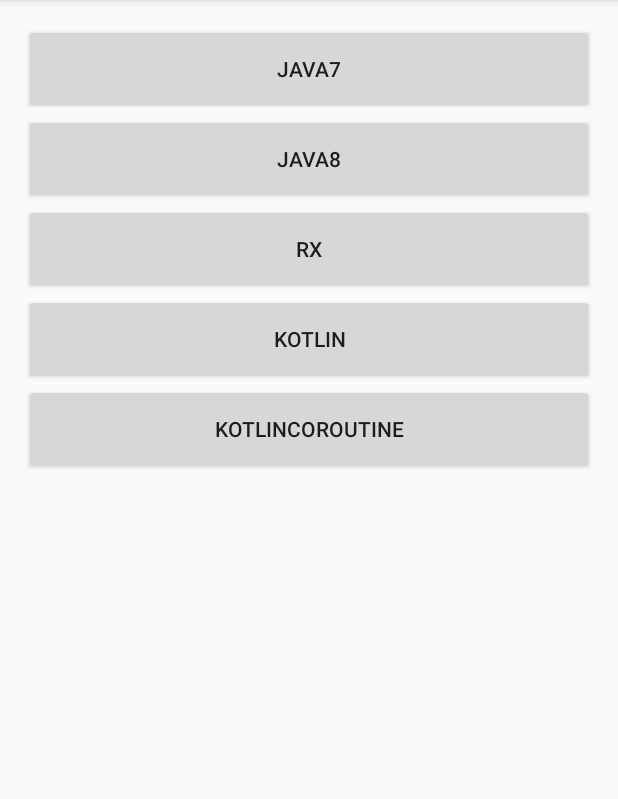
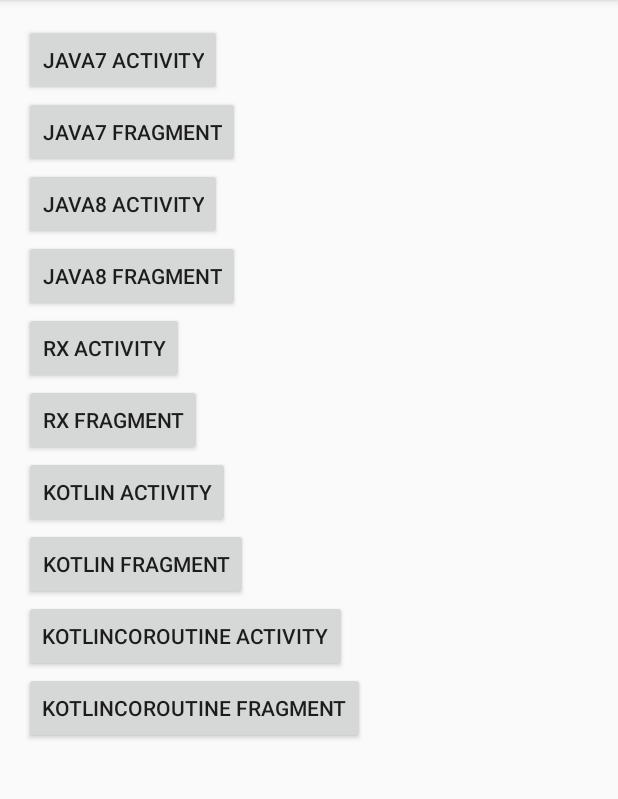
Before and after one commit to florent37/InlineActivityResult, an Android app: the screen it shows after launch (MainActivity), on a phone screen of 412 x 824 dp, the part 84-883 px from its top. Run offline under Robolectric (Android 15) with nearby library versions, the phone set to English and light mode, and no system bars.

Commit message:
update activity_main.xml to test fragments

```diff
--- a/sample/src/main/java/com/github/florent37/inlineactivityresult/sample/MainActivity.kt
+++ b/sample/src/main/java/com/github/florent37/inlineactivityresult/sample/MainActivity.kt
@@ -2,7 +2,10 @@ package com.github.florent37.inlineactivityresult.sample
 
 import android.content.Intent
 import android.os.Bundle
+import android.view.View
 import androidx.appcompat.app.AppCompatActivity
+import androidx.fragment.app.Fragment
+import com.github.florent37.inlineactivityresult.sample.fragment.*
 import com.github.florent37.runtimepermission.RuntimePermission
 import kotlinx.android.synthetic.main.activity_main.*
 
@@ -13,32 +16,67 @@ import kotlinx.android.synthetic.main.activity_main.*
  */
 class MainActivity : AppCompatActivity() {
 
+    private val fragmentTag: String = "TESTFRAGMENT"
+
     override fun onCreate(savedInstanceState: Bundle?) {
         super.onCreate(savedInstanceState)
         setContentView(R.layout.activity_main)
 
-        rx.setOnClickListener {
+        if (supportFragmentManager.fragments.any { it.tag.equals(fragmentTag) && it.isAdded }) {
+            menu.visibility = View.GONE
+        }
+
+        rxActivity.setOnClickListener {
             open(MainActivityRx::class.java)
         }
 
-        java7.setOnClickListener {
+        rxFragment.setOnClickListener {
+            openFragment(MainFragmentRx())
+        }
+
+        java7Activity.setOnClickListener {
             open(MainActivityJava7::class.java)
         }
 
-        java8.setOnClickListener {
+        java7Fragment.setOnClickListener {
+            openFragment(MainFragmentJava7())
+        }
+
+        java8Activity.setOnClickListener {
             open(MainActivityJava8::class.java)
         }
 
-        kotlin.setOnClickListener {
+        java8Fragment.setOnClickListener {
+            openFragment(MainFragmentJava8())
+        }
+
+        kotlinActivity.setOnClickListener {
             open(MainActivityKotlin::class.java)
         }
 
-        kotlinCoroutine.setOnClickListener {
+        kotlinFragment.setOnClickListener {
+            openFragment(MainFragmentKotlin())
+        }
+
+        kotlinCoroutineActivity.setOnClickListener {
             open(MainActivityKotlinCoroutine::class.java)
         }
 
-        kotlinCoroutine.setOnClickListener {
-            open(MainActivityKotlinCoroutine::class.java)
+        kotlinCoroutineFragment.setOnClickListener {
+            openFragment(MainFragmentKotlinCoroutine())
+        }
+
+    }
+
+    override fun onBackPressed() {
+        val visibleFragments = supportFragmentManager.fragments.filter { it.tag.equals(fragmentTag) && it.isVisible }
+
+        if (visibleFragments.isEmpty()) {
+            super.onBackPressed()
+        } else {
+            visibleFragments.forEach { removeFragment(it) }
+
+            menu.visibility = View.VISIBLE
         }
     }
 
@@ -49,4 +87,31 @@ class MainActivity : AppCompatActivity() {
                 }
                 .ask()
     }
+
+    private fun openFragment(fragment: Fragment) {
+        RuntimePermission.askPermission(this)
+                .onAccepted {
+                    setFragment(fragment)
+                }
+                .ask()
+    }
+
+    private fun setFragment(fragment: Fragment) {
+        with(supportFragmentManager.beginTransaction()) {
+            replace(android.R.id.content, fragment, fragmentTag)
+
+            commit()
+        }
+
+        menu.visibility = View.GONE
+    }
+
+    private fun removeFragment(fragment: Fragment) {
+        with(supportFragmentManager.beginTransaction()) {
+            remove(fragment)
+
+            commit()
+        }
+    }
+
 }
--- a/sample/src/main/res/layout/activity_main.xml
+++ b/sample/src/main/res/layout/activity_main.xml
@@ -1,38 +1,112 @@
 <?xml version="1.0" encoding="utf-8"?>
-<LinearLayout xmlns:android="http://schemas.android.com/apk/res/android"
+<androidx.coordinatorlayout.widget.CoordinatorLayout
+    xmlns:android="http://schemas.android.com/apk/res/android"
     android:layout_width="match_parent"
     android:layout_height="match_parent"
     android:orientation="vertical"
     android:padding="16dp">
 
-    <Button
-        android:id="@+id/java7"
-        android:layout_width="match_parent"
-        android:layout_height="60dp"
-        android:text="Java7" />
+    <LinearLayout
+        android:id="@+id/menu"
+        android:layout_width="wrap_content"
+        android:layout_height="wrap_content"
+        android:orientation="vertical">
 
-    <Button
-        android:id="@+id/java8"
-        android:layout_width="match_parent"
-        android:layout_height="60dp"
-        android:text="Java8" />
+        <LinearLayout
+            android:layout_width="wrap_content"
+            android:layout_height="wrap_content"
+            android:orientation="vertical">
 
-    <Button
-        android:id="@+id/rx"
-        android:layout_width="match_parent"
-        android:layout_height="60dp"
-        android:text="Rx" />
+            <Button
+                android:id="@+id/java7Activity"
+                android:layout_width="wrap_content"
+                android:layout_height="wrap_content"
+                android:text="Java7 activity" />
 
-    <Button
-        android:id="@+id/kotlin"
-        android:layout_width="match_parent"
-        android:layout_height="60dp"
-        android:text="Kotlin" />
+            <Button
+                android:id="@+id/java7Fragment"
+                android:layout_width="wrap_content"
+                android:layout_height="wrap_content"
+                android:text="Java7 fragment" />
 
-    <Button
-        android:id="@+id/kotlinCoroutine"
-        android:layout_width="match_parent"
-        android:layout_height="60dp"
-        android:text="KotlinCoroutine" />
+        </LinearLayout>
 
-</LinearLayout>
+        <LinearLayout
+            android:layout_width="wrap_content"
+            android:layout_height="wrap_content"
+            android:orientation="vertical">
+
+            <Button
+                android:id="@+id/java8Activity"
+                android:layout_width="wrap_content"
+                android:layout_height="wrap_content"
+                android:text="Java8 activity" />
+
+            <Button
+                android:id="@+id/java8Fragment"
+                android:layout_width="wrap_content"
+                android:layout_height="wrap_content"
+                android:text="Java8 fragment" />
+
+        </LinearLayout>
+
+        <LinearLayout
+            android:layout_width="wrap_content"
+            android:layout_height="wrap_content"
+            android:orientation="vertical">
+
+            <Button
+                android:id="@+id/rxActivity"
+                android:layout_width="wrap_content"
+                android:layout_height="wrap_content"
+                android:text="Rx activity" />
+
+            <Button
+                android:id="@+id/rxFragment"
+                android:layout_width="wrap_content"
+                android:layout_height="wrap_content"
+                android:text="Rx fragment" />
+
+        </LinearLayout>
+
+        <LinearLayout
+            android:layout_width="wrap_content"
+            android:layout_height="wrap_content"
+            android:orientation="vertical">
+
+            <Button
+                android:id="@+id/kotlinActivity"
+                android:layout_width="wrap_content"
+                android:layout_height="wrap_content"
+                android:text="Kotlin activity" />
+
+            <Button
+                android:id="@+id/kotlinFragment"
+                android:layout_width="wrap_content"
+                android:layout_height="wrap_content"
+                android:text="Kotlin fragment" />
+
+        </LinearLayout>
+
+        <LinearLayout
+            android:layout_width="wrap_content"
+            android:layout_height="wrap_content"
+            android:orientation="vertical">
+
+            <Button
+                android:id="@+id/kotlinCoroutineActivity"
+                android:layout_width="wrap_content"
+                android:layout_height="wrap_content"
+                android:text="KotlinCoroutine activity" />
+
+            <Button
+                android:id="@+id/kotlinCoroutineFragment"
+                android:layout_width="wrap_content"
+                android:layout_height="wrap_content"
+                android:text="KotlinCoroutine fragment" />
+
+        </LinearLayout>
+
+    </LinearLayout>
+
+</androidx.coordinatorlayout.widget.CoordinatorLayout>
```
